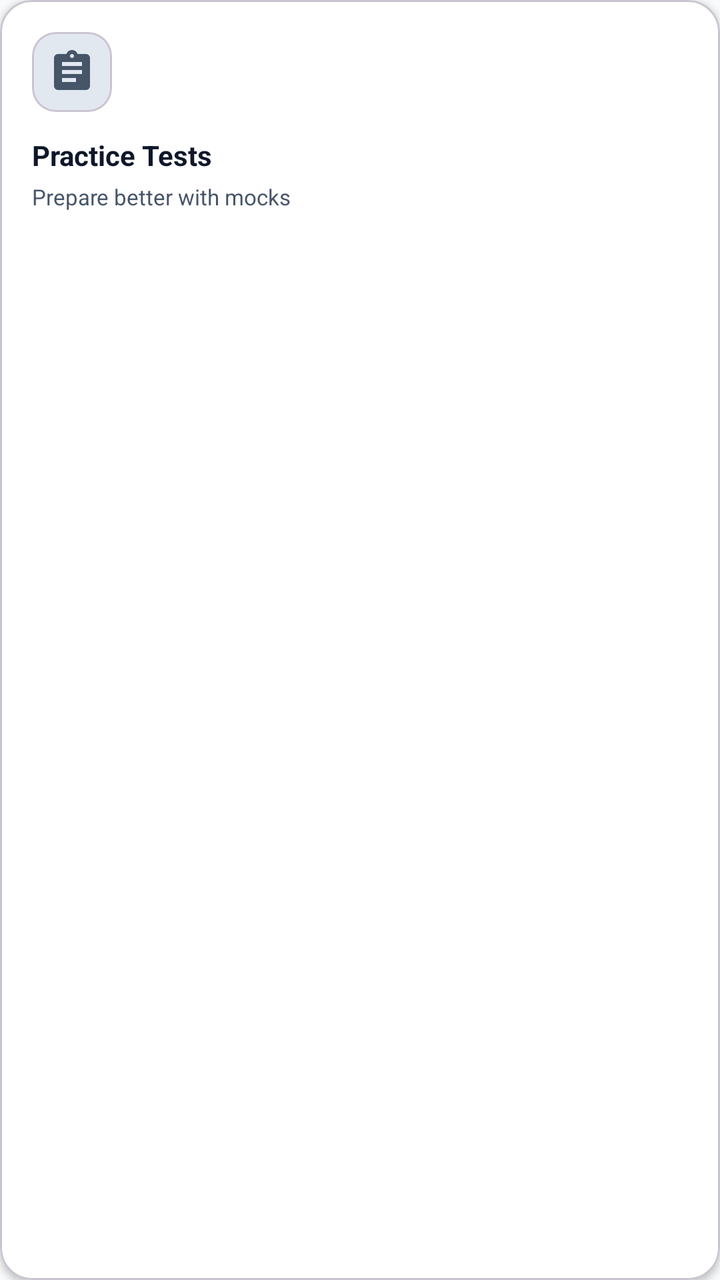
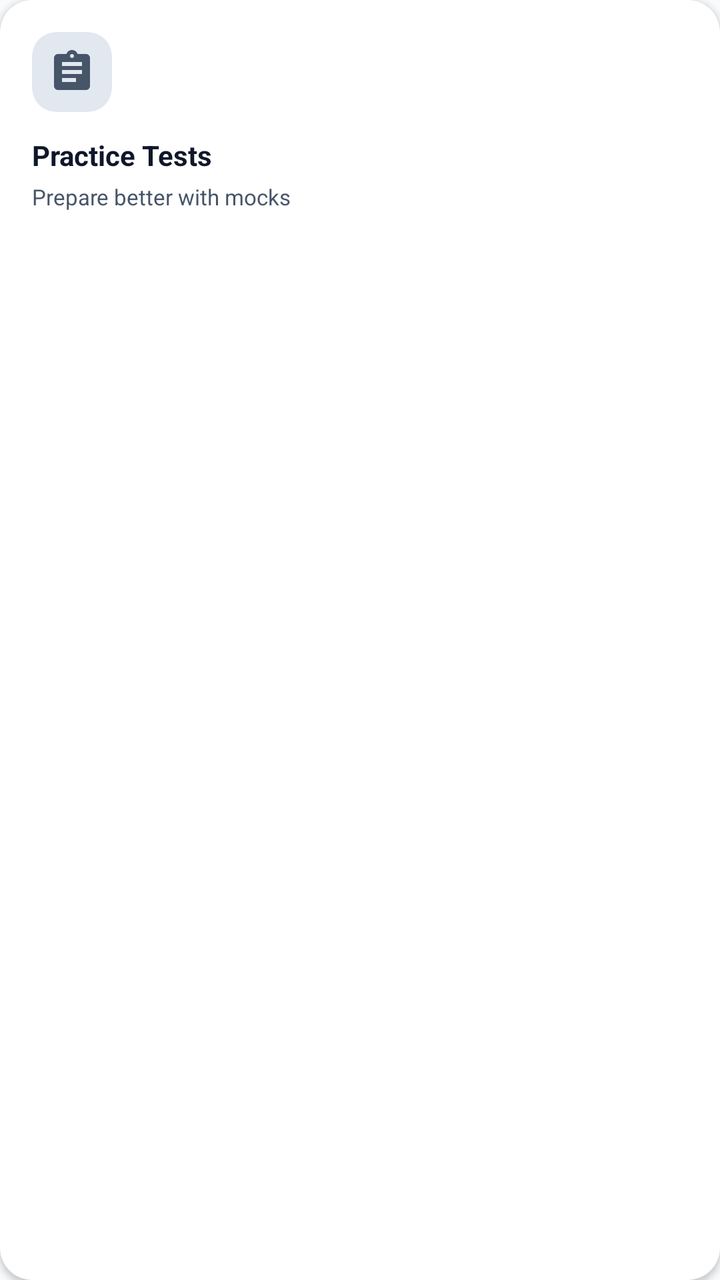

Screens rendered from an Android XML layout before and after an edit, with the pre-edit source and the edit as a unified diff.
<!-- AndroidManifest.xml: application theme Theme.TestMaster -->
<!-- res/layout/layout_explore_card.xml -->
<?xml version="1.0" encoding="utf-8"?>
<com.google.android.material.card.MaterialCardView xmlns:android="http://schemas.android.com/apk/res/android"
    xmlns:app="http://schemas.android.com/apk/res-auto"
    android:layout_width="160dp"
    android:layout_height="wrap_content"
    android:layout_marginEnd="12dp"
    android:layout_marginVertical="4dp"
    app:cardCornerRadius="16dp"
    app:cardElevation="2dp"
    app:cardBackgroundColor="@color/surface">

    <LinearLayout
        android:id="@+id/ll_explore_container"
        android:layout_width="match_parent"
        android:layout_height="wrap_content"
        android:orientation="vertical"
        android:padding="16dp">

        <com.google.android.material.card.MaterialCardView
            android:id="@+id/cv_icon_container"
            android:layout_width="40dp"
            android:layout_height="40dp"
            app:cardCornerRadius="12dp"
            app:cardElevation="0dp"
            app:cardBackgroundColor="@color/surfaceVariant">

            <ImageView
                android:id="@+id/iv_explore_icon"
                android:layout_width="24dp"
                android:layout_height="24dp"
                android:layout_gravity="center"
                android:src="@drawable/baseline_assignment_24"
                app:tint="@color/onSurfaceVariant" />
        </com.google.android.material.card.MaterialCardView>

        <TextView
            android:id="@+id/tv_explore_title"
            android:layout_width="match_parent"
            android:layout_height="wrap_content"
            android:layout_marginTop="12dp"
            android:text="Practice Tests"
            android:textColor="@color/text_primary"
            android:textSize="14sp"
            android:textStyle="bold" />

        <TextView
            android:id="@+id/tv_explore_desc"
            android:layout_width="match_parent"
            android:layout_height="wrap_content"
            android:layout_marginTop="4dp"
            android:text="Prepare better with mocks"
            android:textColor="@color/text_secondary"
            android:textSize="11sp" />
    </LinearLayout>
</com.google.android.material.card.MaterialCardView>
<!-- resources referenced by this layout -->
<resources>
  <color name="onSurfaceVariant">#475569</color>
  <color name="surface">#FFFFFF</color>
  <color name="surfaceVariant">#E2E8F0</color>
  <color name="text_primary">#0F172A</color>
  <color name="text_secondary">#475569</color>
  <!-- drawable baseline_assignment_24 (drawable) -->
  <vector android:autoMirrored="true" android:height="24dp"
      android:tint="#000000" android:viewportHeight="24"
      android:viewportWidth="24" android:width="24dp" xmlns:android="http://schemas.android.com/apk/res/android">
      <path android:fillColor="@android:color/white" android:pathData="M19,3h-4.18C14.4,1.84 13.3,1 12,1c-1.3,0 -2.4,0.84 -2.82,2L5,3c-1.1,0 -2,0.9 -2,2v14c0,1.1 0.9,2 2,2h14c1.1,0 2,-0.9 2,-2L21,5c0,-1.1 -0.9,-2 -2,-2zM12,3c0.55,0 1,0.45 1,1s-0.45,1 -1,1 -1,-0.45 -1,-1 0.45,-1 1,-1zM14,17L7,17v-2h7v2zM17,13L7,13v-2h10v2zM17,9L7,9L7,7h10v2z"/>
  </vector>
  <style name="Theme.TestMaster" parent="Base.Theme.TestMaster" />
  <style name="Base.Theme.TestMaster" parent="Theme.Material3.DayNight.NoActionBar">
          
          <item name="colorPrimary">@color/primary</item>
          <item name="colorOnPrimary">@color/onPrimary</item>
          <item name="colorPrimaryContainer">@color/primaryContainer</item>
          <item name="colorOnPrimaryContainer">@color/onPrimaryContainer</item>
  
          <item name="colorSecondary">@color/secondary</item>
          <item name="colorOnSecondary">@color/onSecondary</item>
          <item name="colorSecondaryContainer">@color/secondaryContainer</item>
          <item name="colorOnSecondaryContainer">@color/onSecondaryContainer</item>
  
          
          <item name="android:windowBackground">@color/background</item>
          <item name="colorSurface">@color/surface</item>
          <item name="colorOnSurface">@color/onSurface</item>
          <item name="colorSurfaceVariant">@color/surfaceVariant</item>
          <item name="colorOnSurfaceVariant">@color/onSurfaceVariant</item>
          <item name="colorOutline">@color/outline</item>
  
          
          <item name="colorError">@color/error</item>
          <item name="colorOnError">@color/onError</item>
          <item name="colorErrorContainer">@color/errorContainer</item>
          <item name="colorOnErrorContainer">@color/onErrorContainer</item>
  
          
          <item name="android:statusBarColor">@color/surface</item>
          <item name="android:windowLightStatusBar">true</item>
      </style>
  <color name="primary">#FFFFFF</color>
  <color name="onPrimary">#0F172A</color>
  <color name="primaryContainer">#F1F5F9</color>
  <color name="onPrimaryContainer">#0F172A</color>
  <color name="secondary">#64748B</color>
  <color name="onSecondary">#FFFFFF</color>
  <color name="secondaryContainer">#E2E8F0</color>
  <color name="onSecondaryContainer">#0F172A</color>
  <color name="background">#F8FAFC</color>
  <color name="onSurface">#0F172A</color>
  <color name="outline">#94A3B8</color>
  <color name="error">#DC2626</color>
  <color name="onError">#FFFFFF</color>
  <color name="errorContainer">#FEE2E2</color>
  <color name="onErrorContainer">#7F1D1D</color>
</resources>

<!-- the commit's change to res/layout/layout_explore_card.xml (unified diff, before → after) -->
@@ -7,6 +7,7 @@
     android:layout_marginVertical="4dp"
     app:cardCornerRadius="16dp"
     app:cardElevation="2dp"
+    app:strokeWidth="0dp"
     app:cardBackgroundColor="@color/surface">
 
     <LinearLayout
@@ -22,6 +23,7 @@
             android:layout_height="40dp"
             app:cardCornerRadius="12dp"
             app:cardElevation="0dp"
+            app:strokeWidth="0dp"
             app:cardBackgroundColor="@color/surfaceVariant">
 
             <ImageView
<!-- resource entries referenced after the edit -->
@@ -39,6 +39,9 @@
           <item name="colorOnErrorContainer">@color/onErrorContainer</item>
   
           
+          <item name="colorControlActivated">@color/accent</item>
+  
+          
           <item name="android:statusBarColor">@color/surface</item>
           <item name="android:windowLightStatusBar">true</item>
       </style>
@@ -57,5 +60,6 @@
   <color name="onError">#FFFFFF</color>
   <color name="errorContainer">#FEE2E2</color>
   <color name="onErrorContainer">#7F1D1D</color>
+  <color name="accent">#334155</color>
 </resources>
 
